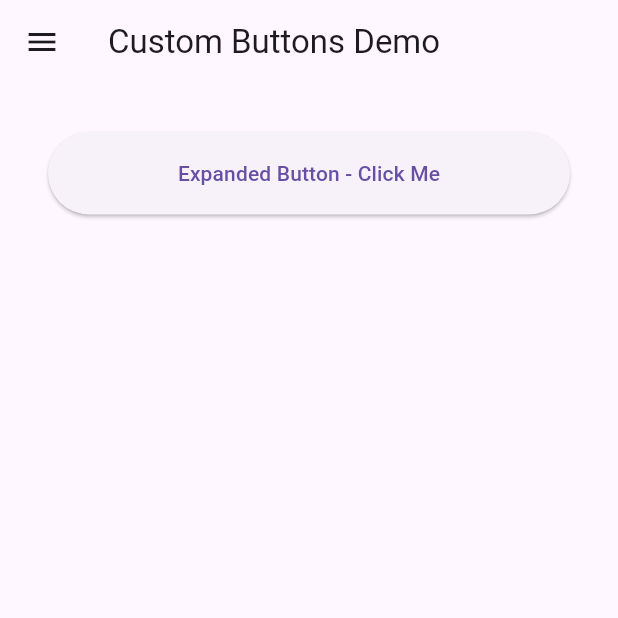
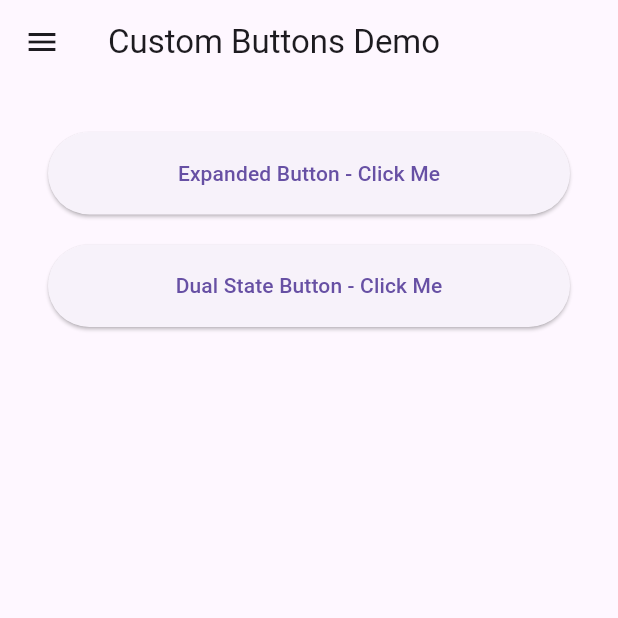
Before and after one commit to sssloba/flutter-widgets-demo, a Flutter app: the CustomButtonsDemo screen opened directly, on a phone screen of 412 x 824 dp, the top half of it. Run offline on Flutter 3.47's test engine with Material 3 defaults, Android fonts, the phone set to English and light mode, and no system bars.

Commit message:
dual-state-button

```diff
--- a/lib/screens/custom_buttons_demo.dart
+++ b/lib/screens/custom_buttons_demo.dart
@@ -1,5 +1,6 @@
 import 'package:flutter/material.dart';
 import 'package:flutter_widgets_demo/widgets/app_drawer.dart';
+import 'package:flutter_widgets_demo/widgets/dual_state_button.dart';
 import 'package:flutter_widgets_demo/widgets/expanded_button.dart';
 
 class CustomButtonsDemo extends StatelessWidget {
@@ -24,6 +25,8 @@ class CustomButtonsDemo extends StatelessWidget {
             ),
           ],
         ),
+        SizedBox(height: 20),
+        DualStateButton(title: 'Dual State Button - Click Me', onConfirm: () {})
       ]),
     );
   }
--- /dev/null
+++ b/lib/widgets/dual_state_button.dart
@@ -0,0 +1,137 @@
+import 'package:flutter/material.dart';
+
+class DualStateButton extends StatefulWidget {
+  const DualStateButton({
+    required this.title,
+    required this.onConfirm,
+    this.onCancel,
+    this.animationDuration = 300,
+    super.key,
+  });
+
+  final String title;
+  final VoidCallback onConfirm;
+  final VoidCallback? onCancel;
+  final int animationDuration;
+
+  @override
+  State<DualStateButton> createState() => _DualStateButtonState();
+}
+
+class _DualStateButtonState extends State<DualStateButton> {
+  final FocusNode _focusNode = FocusNode();
+
+  @override
+  void initState() {
+    super.initState();
+    _focusNode.addListener(() {
+      setState(() {});
+    });
+  }
+
+  @override
+  void dispose() {
+    _focusNode.dispose();
+    super.dispose();
+  }
+
+  @override
+  Widget build(BuildContext context) {
+    return Focus(
+      focusNode: _focusNode,
+      child: AnimatedSwitcher(
+        duration: Duration(milliseconds: widget.animationDuration),
+        child: _focusNode.hasFocus
+            ? _DualButtonSection(
+                firstButtonText: 'Cancel',
+                firstButtonOnPressed: () {
+                  if (widget.onCancel != null) {
+                    widget.onCancel!();
+                  }
+                  _focusNode.unfocus();
+                },
+                secondButtonText: 'Confirm',
+                secondButtonOnPressed: () {
+                  widget.onConfirm();
+                  _focusNode.unfocus();
+                })
+            : _DualButtonItem(
+                text: widget.title,
+                onPressed: () {
+                  _focusNode.requestFocus();
+                },
+              ),
+      ),
+    );
+  }
+}
+
+class _DualButtonSection extends StatelessWidget {
+  const _DualButtonSection({
+    required this.firstButtonText,
+    required this.firstButtonOnPressed,
+    required this.secondButtonText,
+    required this.secondButtonOnPressed,
+  });
+
+  final String firstButtonText;
+  final VoidCallback firstButtonOnPressed;
+  final String secondButtonText;
+  final VoidCallback secondButtonOnPressed;
+
+  @override
+  Widget build(BuildContext context) {
+    return Row(
+      mainAxisAlignment: MainAxisAlignment.center,
+      children: [
+        Expanded(
+          child: _DualButtonItem(
+            text: firstButtonText,
+            onPressed: firstButtonOnPressed,
+          ),
+        ),
+        SizedBox(width: 20),
+        Expanded(
+          child: _DualButtonItem(
+            text: secondButtonText,
+            onPressed: secondButtonOnPressed,
+          ),
+        ),
+      ],
+    );
+  }
+}
+
+class _DualButtonItem extends StatelessWidget {
+  const _DualButtonItem({
+    required this.text,
+    required this.onPressed,
+  });
+
+  final String text;
+  final VoidCallback onPressed;
+
+  @override
+  Widget build(BuildContext context) {
+    return Center(
+      child: ElevatedButton(
+        style: ButtonStyle(
+          shape: WidgetStateProperty.all(
+            RoundedRectangleBorder(
+              borderRadius: BorderRadius.circular(32),
+            ),
+          ),
+        ),
+        onPressed: onPressed,
+        child: SizedBox(
+          height: 55,
+          child: Center(
+            child: Text(
+              text,
+            ),
+          ),
+        ),
+      ),
+    );
+  }
+}
```
